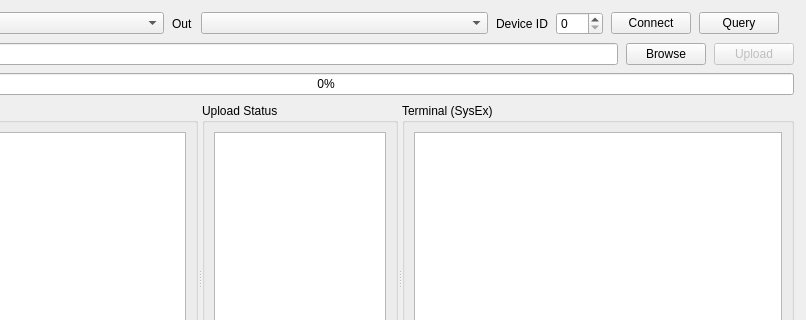
This is apps/Bruno/5x6_display/tools/adios_studio/app/MainWindow.ui in AddictiveInstruments/ADIOS as Qt 5 draws it before an edit; both pictures show x 154 to 960 and y 0 to 320 of the 960 by 820 pixel window. The edited form follows.
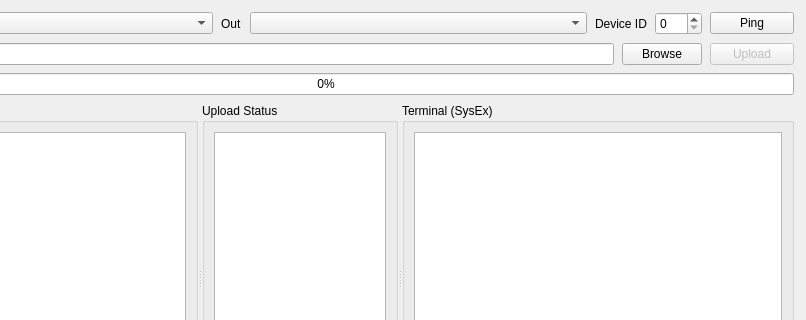
This is the edited form.

Commit message:
tools: ADIOS Studio - plus de Connect, Query devient Ping (auto-connexion)
- bouton Connect et label de statut « connected ... » supprimes : les ports
  s'ouvrent automatiquement au demarrage (ports memorises) et a chaque
  changement de combo. Une erreur d'ouverture va dans le Terminal.
- Query renomme Ping, largeur fixee a 84 et aligne bord-droit sur Upload juste
  en dessous.

Diff of the .ui file:
```diff
--- a/apps/Bruno/5x6_display/tools/adios_studio/app/MainWindow.ui
+++ b/apps/Bruno/5x6_display/tools/adios_studio/app/MainWindow.ui
@@ -37,20 +37,12 @@
        <property name="maximum"><number>127</number></property>
       </widget>
      </item>
-     <item>
-      <widget class="QPushButton" name="connectBtn">
-       <property name="text"><string>Connect</string></property>
-      </widget>
-     </item>
      <item>
       <widget class="QPushButton" name="queryBtn">
-       <property name="text"><string>Query</string></property>
+       <property name="text"><string>Ping</string></property>
        <property name="toolTip"><string>Read the connected board: OS, processor, flash, version</string></property>
-      </widget>
-     </item>
-     <item>
-      <widget class="QLabel" name="link">
-       <property name="text"><string/></property>
+       <property name="minimumSize"><size><width>84</width><height>0</height></size></property>
+       <property name="maximumSize"><size><width>84</width><height>16777215</height></size></property>
       </widget>
      </item>
     </layout>
@@ -73,6 +65,8 @@
       <widget class="QPushButton" name="uploadBtn">
        <property name="text"><string>Upload</string></property>
        <property name="enabled"><bool>false</bool></property>
+       <property name="minimumSize"><size><width>84</width><height>0</height></size></property>
+       <property name="maximumSize"><size><width>84</width><height>16777215</height></size></property>
       </widget>
      </item>
     </layout>
```
The commit also changes 2 other files.
